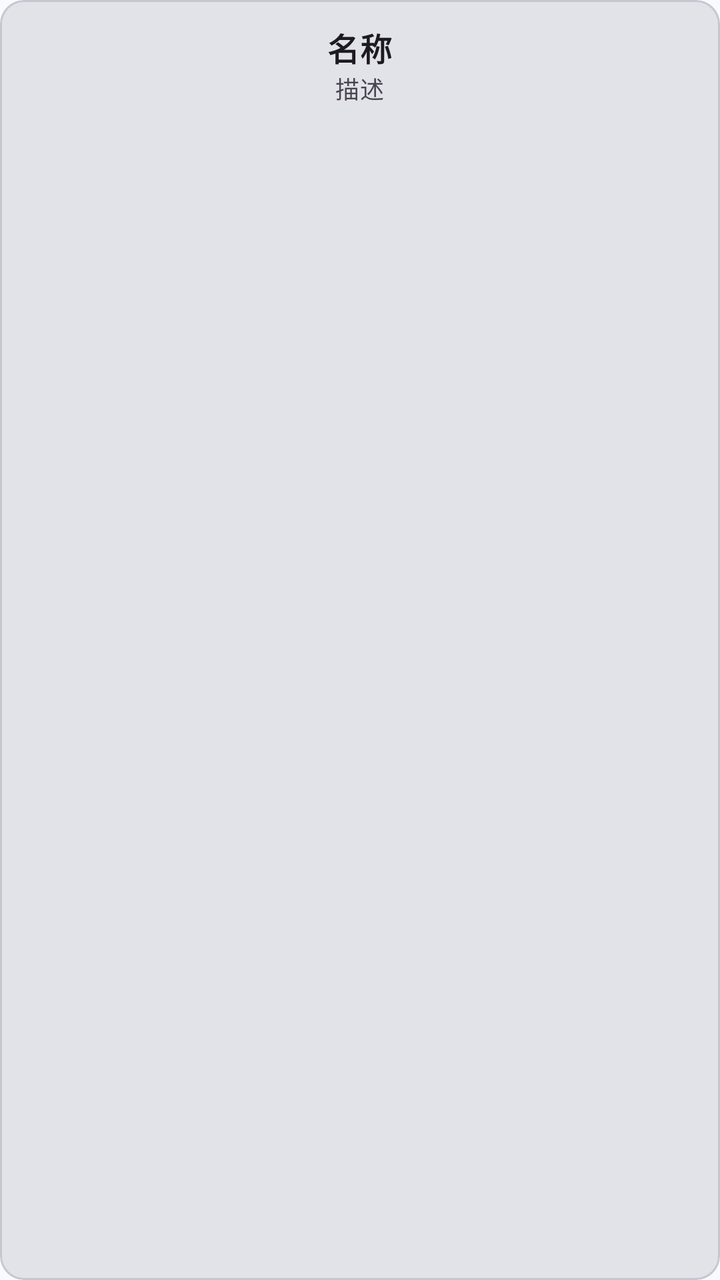
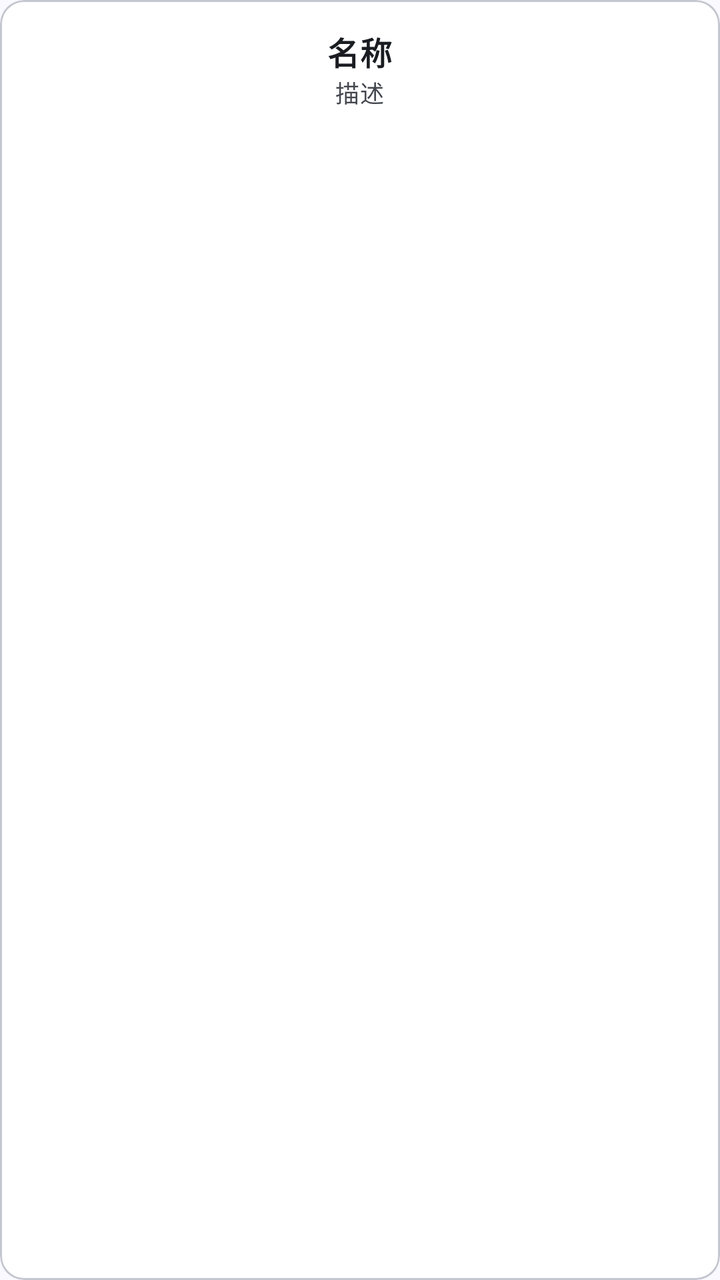

Before-and-after screenshots of an Android layout around one commit, followed by the original layout XML and the change that was made.
<!-- AndroidManifest.xml: application theme Theme.Simpfun -->
<!-- res/layout/item_recharge_mode.xml -->
<?xml version="1.0" encoding="utf-8"?>
<com.google.android.material.card.MaterialCardView xmlns:android="http://schemas.android.com/apk/res/android"
    xmlns:app="http://schemas.android.com/apk/res-auto"
    android:id="@+id/card_mode"
    android:layout_width="match_parent"
    android:layout_height="wrap_content"
    android:layout_margin="4dp"
    style="?attr/materialCardViewFilledStyle"
    app:cardCornerRadius="12dp"
    app:strokeWidth="1dp"
    app:strokeColor="@color/md_theme_outlineVariant">

    <LinearLayout
        android:layout_width="match_parent"
        android:layout_height="wrap_content"
        android:orientation="vertical"
        android:gravity="center"
        android:padding="12dp">

        <TextView
            android:id="@+id/tv_mode_name"
            android:layout_width="wrap_content"
            android:layout_height="wrap_content"
            android:text="名称"
            android:textAppearance="?attr/textAppearanceTitleMedium"
            android:textStyle="bold" />

        <TextView
            android:id="@+id/tv_mode_rule"
            android:layout_width="wrap_content"
            android:layout_height="wrap_content"
            android:text="描述"
            android:textAppearance="?attr/textAppearanceBodySmall"
            android:gravity="center"
            android:maxLines="2"
            android:ellipsize="end" />
    </LinearLayout>

</com.google.android.material.card.MaterialCardView>
<!-- resources referenced by this layout -->
<resources>
  <color name="md_theme_outlineVariant">#C4C6D0</color>
  <color name="md_theme_primary">#AAC7FF</color>
  <color name="md_theme_onPrimary">#FFFFFF</color>
  <color name="md_theme_primaryContainer">#D6E3FF</color>
  <color name="md_theme_onPrimaryContainer">#284777</color>
  <color name="md_theme_secondary">#565F71</color>
  <color name="md_theme_onSecondary">#FFFFFF</color>
  <color name="md_theme_secondaryContainer">#DAE2F9</color>
  <color name="md_theme_onSecondaryContainer">#3E4759</color>
  <color name="md_theme_tertiary">#705575</color>
  <color name="md_theme_onTertiary">#FFFFFF</color>
  <color name="md_theme_tertiaryContainer">#FAD8FD</color>
  <color name="md_theme_onTertiaryContainer">#573E5C</color>
  <color name="md_theme_error">#BA1A1A</color>
  <color name="md_theme_onError">#FFFFFF</color>
  <color name="md_theme_errorContainer">#FFDAD6</color>
  <color name="md_theme_onErrorContainer">#93000A</color>
  <color name="md_theme_background">#F9F9FF</color>
  <color name="md_theme_onBackground">#191C20</color>
  <color name="md_theme_surface">#F9F9FF</color>
  <color name="md_theme_onSurface">#191C20</color>
  <color name="md_theme_surfaceVariant">#E0E2EC</color>
  <color name="md_theme_onSurfaceVariant">#44474E</color>
  <color name="md_theme_outline">#74777F</color>
  <color name="md_theme_inverseSurface">#2E3036</color>
  <color name="md_theme_inverseOnSurface">#F0F0F7</color>
  <color name="md_theme_inversePrimary">#AAC7FF</color>
  <color name="md_theme_primaryFixed">#D6E3FF</color>
  <color name="md_theme_onPrimaryFixed">#001B3E</color>
  <color name="md_theme_primaryFixedDim">#AAC7FF</color>
  <color name="md_theme_onPrimaryFixedVariant">#284777</color>
  <color name="md_theme_secondaryFixed">#DAE2F9</color>
  <color name="md_theme_onSecondaryFixed">#131C2B</color>
  <color name="md_theme_secondaryFixedDim">#BEC6DC</color>
  <color name="md_theme_onSecondaryFixedVariant">#3E4759</color>
  <color name="md_theme_tertiaryFixed">#FAD8FD</color>
  <color name="md_theme_onTertiaryFixed">#28132E</color>
  <color name="md_theme_tertiaryFixedDim">#DDBCE0</color>
  <color name="md_theme_onTertiaryFixedVariant">#573E5C</color>
  <color name="md_theme_surfaceDim">#D9D9E0</color>
  <color name="md_theme_surfaceBright">#F9F9FF</color>
  <color name="md_theme_surfaceContainerLowest">#FFFFFF</color>
  <color name="md_theme_surfaceContainerLow">#F3F3FA</color>
  <color name="md_theme_surfaceContainer">#EDEDF4</color>
  <color name="md_theme_surfaceContainerHigh">#E7E8EE</color>
  <color name="md_theme_surfaceContainerHighest">#E2E2E9</color>
  <style name="ThemeOverlay.Simpfun.BottomSheet" parent="ThemeOverlay.MaterialComponents.BottomSheetDialog" />
  <!-- unchanged entries left out for length: 1 -->
</resources>

<!-- the commit's change to res/layout/item_recharge_mode.xml (unified diff, before → after) -->
@@ -8,14 +8,15 @@
     style="?attr/materialCardViewFilledStyle"
     app:cardCornerRadius="12dp"
     app:strokeWidth="1dp"
-    app:strokeColor="@color/md_theme_outlineVariant">
+    app:strokeColor="@color/md_theme_outlineVariant"
+    app:cardBackgroundColor="?attr/colorSurfaceContainerLowest">
 
     <LinearLayout
         android:layout_width="match_parent"
         android:layout_height="wrap_content"
         android:orientation="vertical"
         android:gravity="center"
-        android:padding="12dp">
+        android:padding="14dp">
 
         <TextView
             android:id="@+id/tv_mode_name"
@@ -23,6 +24,7 @@
             android:layout_height="wrap_content"
             android:text="名称"
             android:textAppearance="?attr/textAppearanceTitleMedium"
+            android:textColor="?attr/colorOnSurface"
             android:textStyle="bold" />
 
         <TextView
@@ -31,6 +33,7 @@
             android:layout_height="wrap_content"
             android:text="描述"
             android:textAppearance="?attr/textAppearanceBodySmall"
+            android:textColor="?attr/colorOnSurfaceVariant"
             android:gravity="center"
             android:maxLines="2"
             android:ellipsize="end" />
